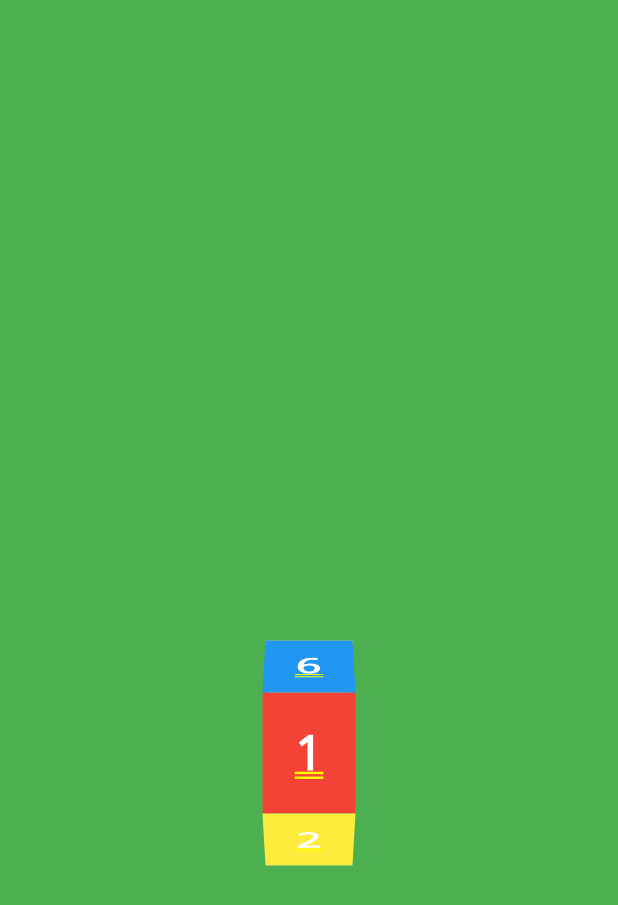
After one commit to Fix-Accesorios/flutter_spinning_dial, a Flutter app: the screen it shows after launch, on a phone screen of 412 x 824 dp. The commit adds this screen. Shown: the top 905 px of the screen. Run offline on Flutter 3.47's test engine with Material 2 defaults, Android fonts, the phone set to English and light mode, and no system bars.

Commit message:
Extracted spinning_dial widget from app.

```diff
--- a/lib/main.dart
+++ b/lib/main.dart
@@ -1,8 +1,44 @@
 import 'package:flutter/material.dart';
-import 'dart:math';
-import 'package:vector_math/vector_math_64.dart' as Vectors;
+import 'spinning_dial.dart';
 
 void main() => runApp(MyApp());
+
+Widget createFace(int index) {
+  var key = (index + 1).toString();
+
+  var colors = [
+    Colors.red,
+    Colors.yellow,
+    Colors.blue,
+    Colors.red,
+    Colors.yellow,
+    Colors.blue,
+    Colors.red,
+    Colors.yellow,
+    Colors.blue,
+    Colors.red
+  ];
+
+  return ClipRect(
+    key: Key(key),
+    child: Align(
+      alignment: Alignment.center,
+      child: Container(
+        key: Key(key),
+        color: colors[index],
+        padding: EdgeInsets.all(20.0),
+        child: Text(
+          key,
+          key: Key(key),
+          style: TextStyle(
+            color: Colors.white,
+            fontSize: 30.0,
+          ),
+        ),
+      ),
+    ),
+  );
+}
 
 class MyApp extends StatelessWidget {
   @override
@@ -25,144 +61,19 @@ class MyHomePage extends StatefulWidget {
 }
 
 class _MyHomePageState extends State<MyHomePage> {
-  double _angle = 0;
-  double _widgetHeight = 75.0;
-  var colors = [
-    Colors.red,
-    Colors.yellow,
-    Colors.blue,
-    Colors.red,
-    Colors.yellow,
-    Colors.blue,
-    Colors.red,
-    Colors.yellow,
-    Colors.blue,
-    Colors.red
-  ];
   @override
   Widget build(BuildContext context) {
     return Container(
-      color: Colors.red,
-      child: GestureDetector(
-        // new
-        onPanUpdate: (details) =>
-            setState(() => _angle += calculateAngleDelta(details.delta)),
-        onDoubleTap: () => setState(() => _angle = 0),
-        behavior: HitTestBehavior.deferToChild,
-        child: Container(
-          color: Colors.green,
-          child: Padding(
-            padding: const EdgeInsets.only(top: 180.0),
-            child: Stack(
-              children: constructStack(6, _angle),
-            ),
-          ),
-        ),
-      ),
-    );
-  }
-
-  List<Widget> constructStack(int sides, double rads) {
-    //determine starting point
-    var sliceAngle = 2 * pi / sides;
-    var index = 1;
-    var angle = rads % (2 * pi);
-    for (var i = sliceAngle; i < 2 * pi; i += sliceAngle) {
-      if (angle < i) {
-        break;
-      }
-      index++;
-    }
-    if (index > sides) index = sides;
-
-    print('index: $index    rads: $rads    absAngle: $angle');
-
-    var ints = new List<int>(sides);
-
-    var up = index + 1 <= sides ? index + 1 : 1;
-    var down = index;
-
-    for (var i = 0; i < sides; i += 2) {
-      ints[i] = down;
-      ints[i + 1] = up;
-
-      up = up + 1 <= sides ? up + 1 : 1;
-      down = down - 1 > 0 ? down - 1 : sides;
-    }
-
-    return ints.reversed
-        .map((int f) => createSide(
-            f.toString(), colors[f - 1], _widgetHeight, _angle, sides, f - 1))
-        .toList();
-  }
-
-  double calculateAngleDelta(Offset offset) {
-    double angleDelta = -0.5 * (offset.dy);
-    double radDelta = angleDelta * pi / 180;
-
-    return radDelta;
-  }
-
-  double calculateAngle(double rads, int sides, int index) {
-    var angle = 2 * pi / sides;
-    var angleOffset = index * angle;
-
-    var sideAngle = -1 * (rads - angleOffset);
-
-    return sideAngle;
-  }
-
-  Vectors.Vector3 calculateOffset(
-      double rads, double sideHeight, int sides, int index) {
-    //Calculate the angle of each "pizza slice" by dividing 360 degrees by the number of "slices"
-    var angle = 2 * pi / sides;
-
-    //the adjacent leg of the triangle is half of the side height. The opposite leg of the triangle will be the radius
-    var radius = tan(angle) * (sideHeight / 2);
-
-    var angleOffset = index * angle;
-
-    var indexedAngle = rads - angleOffset;
-
-    double y = -1 * sin(indexedAngle) * radius;
-    double z = -1 * cos(indexedAngle) * radius;
-
-    //print('Index: $index   y:$y    z:$z');
-    return new Vectors.Vector3(0, y, z);
-  }
-
-  Widget createSide(String num, Color color, double sideHeight, double angle,
-      int sides, int index) {
-    return Transform(
-      key: Key(num),
-      transform: Matrix4.identity()
-        ..setEntry(3, 2, 0.001) // perspective
-        ..translate(calculateOffset(_angle, sideHeight, sides, index))
-        ..rotateX(calculateAngle(_angle, sides, index)),
-      alignment: Alignment.center,
-      child: createFace(num, color),
-    );
-  }
-
-  Widget createFace(String num, Color color) {
-    return ClipRect(
-      key: Key(num),
-      child: Align(
-        alignment: Alignment.center,
-        child: Container(
-          key: Key(num),
-          color: color,
-          padding: EdgeInsets.all(20.0),
-          child: Text(
-            num,
-            key: Key(num),
-            style: TextStyle(
-              color: Colors.white,
-              fontSize: 30.0,
-            ),
-          ),
-        ),
-      ),
-    );
+        color: Colors.red,
+        child: SpinningDial(
+          sides: <Widget>[
+            createFace(0),
+            createFace(1),
+            createFace(2),
+            createFace(3),
+            createFace(4),
+            createFace(5),
+          ],
+        ));
   }
 }
--- /dev/null
+++ b/lib/spinning_dial.dart
@@ -0,0 +1,118 @@
+import 'package:flutter/material.dart';
+import 'dart:math';
+import 'package:vector_math/vector_math_64.dart' as Vectors;
+
+class SpinningDial extends StatefulWidget {
+  final List<Widget> sides;
+
+  SpinningDial({Key key, this.sides}) : super(key: key); // changed
+
+  @override
+  _SpinningDialState createState() => _SpinningDialState();
+}
+
+class _SpinningDialState extends State<SpinningDial> {
+  double _angle = 0;
+  double _widgetHeight = 75.0;
+
+  @override
+  Widget build(BuildContext context) {
+    return GestureDetector(
+      // new
+      onPanUpdate: (details) => setState(() =>
+          _angle = (_angle + calculateRadianDelta(details.delta)) % (2 * pi)),
+      onDoubleTap: () => setState(() => _angle = 0),
+      behavior: HitTestBehavior.deferToChild,
+      child: Container(
+        color: Colors.green,
+        child: Padding(
+          padding: const EdgeInsets.only(top: 180.0),
+          child: Stack(
+            children: constructStack(6, _angle),
+          ),
+        ),
+      ),
+    );
+  }
+
+  double calculateRadianDelta(Offset offset) {
+    double angleDelta = -0.5 * (offset.dy);
+    double radDelta = angleDelta * pi / 180;
+
+    return radDelta;
+  }
+
+  List<Widget> constructStack(int sides, double currentAngle) {
+    //determine starting point
+    var sliceAngle = 2 * pi / sides;
+    var frontSide = 0;
+    for (var i = sliceAngle; i < 2 * pi; i += sliceAngle) {
+      if (currentAngle < i) {
+        break;
+      }
+      frontSide++;
+    }
+    if (frontSide >= sides) frontSide = sides - 1;
+
+    print('frontSide: $frontSide    currentAngle: $currentAngle');
+
+    var ints = new List<int>(sides);
+
+    var up = frontSide + 1 < sides ? frontSide + 1 : 0;
+    var down = frontSide;
+
+    for (var i = 0; i < sides - 1; i += 2) {
+      ints[i] = down;
+      ints[i + 1] = up;
+
+      up = up + 1 < sides ? up + 1 : 0;
+      down = down - 1 >= 0 ? down - 1 : sides - 1;
+    }
+
+    return ints.reversed
+        .map((int index) =>
+            createSide(_widgetHeight, currentAngle, sides, index))
+        .toList();
+  }
+
+  Widget createSide(
+      double sideHeight, double currentAngle, int sides, int index) {
+    return Transform(
+      key: Key((index + 1).toString()),
+      transform: Matrix4.identity()
+        ..setEntry(3, 2, 0.001) // perspective
+        ..translate(calculateOffset(currentAngle, sideHeight, sides, index))
+        ..rotateX(calculateSideRotationAngle(currentAngle, sides, index)),
+      alignment: Alignment.center,
+      child: this.widget.sides[index],
+    );
+  }
+
+  double calculateSideRotationAngle(double rads, int sides, int index) {
+    var angle = 2 * pi / sides;
+    var angleOffset = index * angle;
+
+    var sideAngle = -1 * (rads - angleOffset);
+
+    return sideAngle;
+  }
+
+  Vectors.Vector3 calculateOffset(
+      double rads, double sideHeight, int sides, int index) {
+    //Calculate the angle of each "pizza slice" by dividing 360 degrees by the number of "slices"
+    var angle = 2 * pi / sides;
+
+    //the adjacent leg of the triangle is half of the side height. The opposite leg of the triangle will be the radius
+    var radius = tan(angle) * (sideHeight / 2);
+
+    var angleOffset = index * angle;
+
+    var indexedAngle = rads - angleOffset;
+
+    double y = -1 * sin(indexedAngle) * radius;
+    double z = -1 * cos(indexedAngle) * radius;
+
+    //print('Index: $index   y:$y    z:$z');
+    return new Vectors.Vector3(0, y, z);
+  }
+}
```
